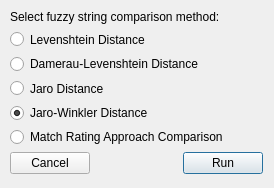
NumerousHats/authoritizer, file rundialog.ui: the form before one commit.
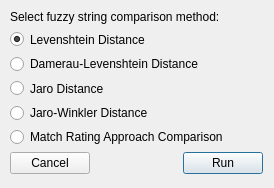
The form after the commit.

Commit message: run dialog complete and seems to be working

Patch:
```diff
--- a/rundialog.ui
+++ b/rundialog.ui
@@ -37,6 +37,9 @@
         <property name="text">
          <string>Levenshtein Distance</string>
         </property>
+        <property name="checked">
+         <bool>true</bool>
+        </property>
         <attribute name="buttonGroup">
          <string notr="true">buttonGroup</string>
         </attribute>
@@ -68,7 +71,7 @@
          <string>Jaro-Winkler Distance</string>
         </property>
         <property name="checked">
-         <bool>true</bool>
+         <bool>false</bool>
         </property>
         <attribute name="buttonGroup">
          <string notr="true">buttonGroup</string>
```
The commit also changes 7 other files.
